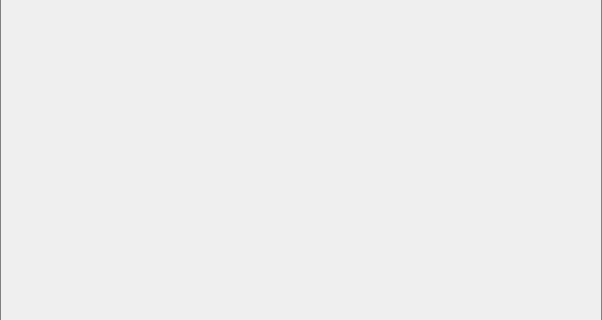
Above: qt/python/mantidqtinterfaces/mantidqtinterfaces/Engineering/gui/engineering_diffraction/tabs/fitting/plotting/plot_widget.ui from mantidproject/mantid before the change; both pictures show x 0 to 602 and y 96 to 416 of the 602 by 514 pixel window. Below: the same form after it.
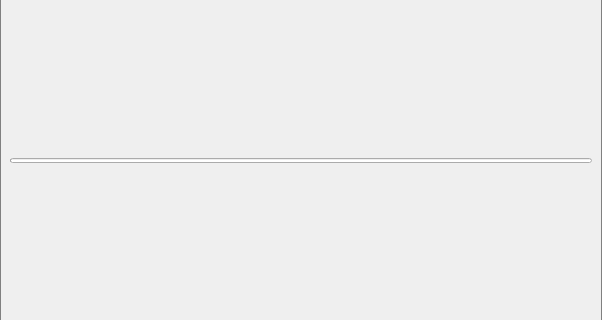
That is the form after the change.

Commit message: Add fit progress bar to EngDiff fitting tab

```diff
--- a/qt/python/mantidqtinterfaces/mantidqtinterfaces/Engineering/gui/engineering_diffraction/tabs/fitting/plotting/plot_widget.ui
+++ b/qt/python/mantidqtinterfaces/mantidqtinterfaces/Engineering/gui/engineering_diffraction/tabs/fitting/plotting/plot_widget.ui
@@ -52,7 +52,30 @@
          <layout class="QVBoxLayout" name="vLayout_plot"/>
         </item>
         <item row="0" column="1">
-         <layout class="QVBoxLayout" name="vLayout_fitprop"/>
+         <layout class="QGridLayout" name="gridLayout_3">
+          <item row="0" column="0">
+           <layout class="QVBoxLayout" name="vLayout_fitprop"/>
+          </item>
+          <item row="1" column="0">
+           <widget class="QProgressBar" name="fit_progress_bar">
+            <property name="maximumSize">
+             <size>
+              <width>16777215</width>
+              <height>5</height>
+             </size>
+            </property>
+            <property name="maximum">
+             <number>100</number>
+            </property>
+            <property name="value">
+             <number>0</number>
+            </property>
+            <property name="textVisible">
+             <bool>false</bool>
+            </property>
+           </widget>
+          </item>
+         </layout>
         </item>
        </layout>
       </widget>
```
The commit also changes 9 other files.
